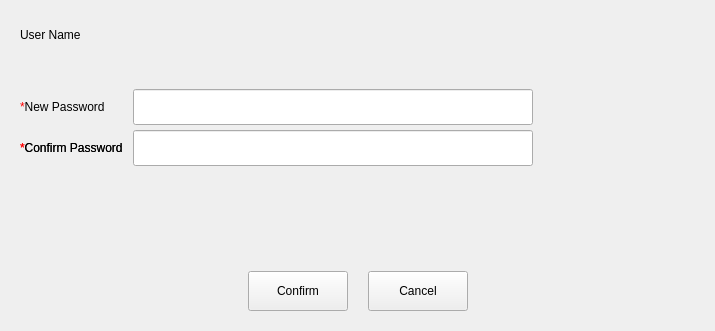
Above: src/pages/system/user-manager/user-update-dialog.ui from openeuler-mirror/ks-scmc-gui before the change. Below: the same form after it.
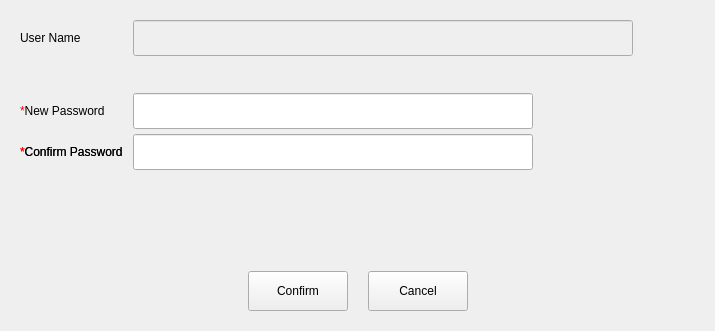
That is the form after the change.

Commit message: fix（pages）：modify lineedit edit new name size - 完善控件的大小

The edit to the form file:
```diff
--- a/src/pages/system/user-manager/user-update-dialog.ui
+++ b/src/pages/system/user-manager/user-update-dialog.ui
@@ -351,7 +351,29 @@
            </property>
           </spacer>
          </item>
-         <item row="2" column="3">
+         <item row="0" column="1">
+          <widget class="QLineEdit" name="lineEdit_new_name">
+           <property name="enabled">
+            <bool>false</bool>
+           </property>
+           <property name="minimumSize">
+            <size>
+             <width>500</width>
+             <height>36</height>
+            </size>
+           </property>
+           <property name="maximumSize">
+            <size>
+             <width>500</width>
+             <height>36</height>
+            </size>
+           </property>
+           <property name="focusPolicy">
+            <enum>Qt::NoFocus</enum>
+           </property>
+          </widget>
+         </item>
+         <item row="2" column="4">
           <spacer name="horizontalSpacer_2">
            <property name="orientation">
             <enum>Qt::Horizontal</enum>
```
